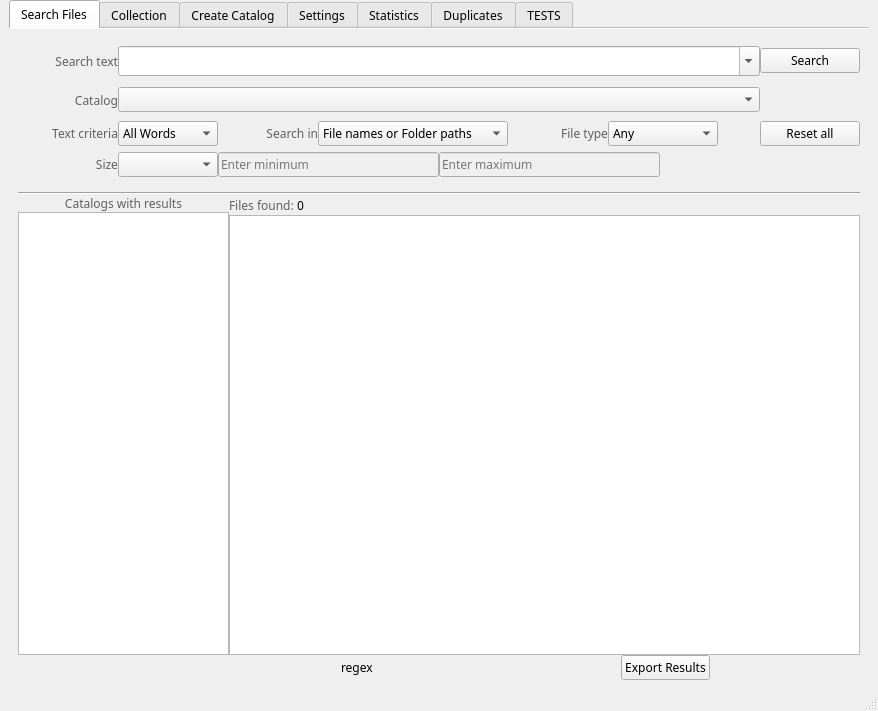
Before: the Qt Designer form mainwindow.ui in StephaneCouturier/Katalog, drawn with Qt 5.
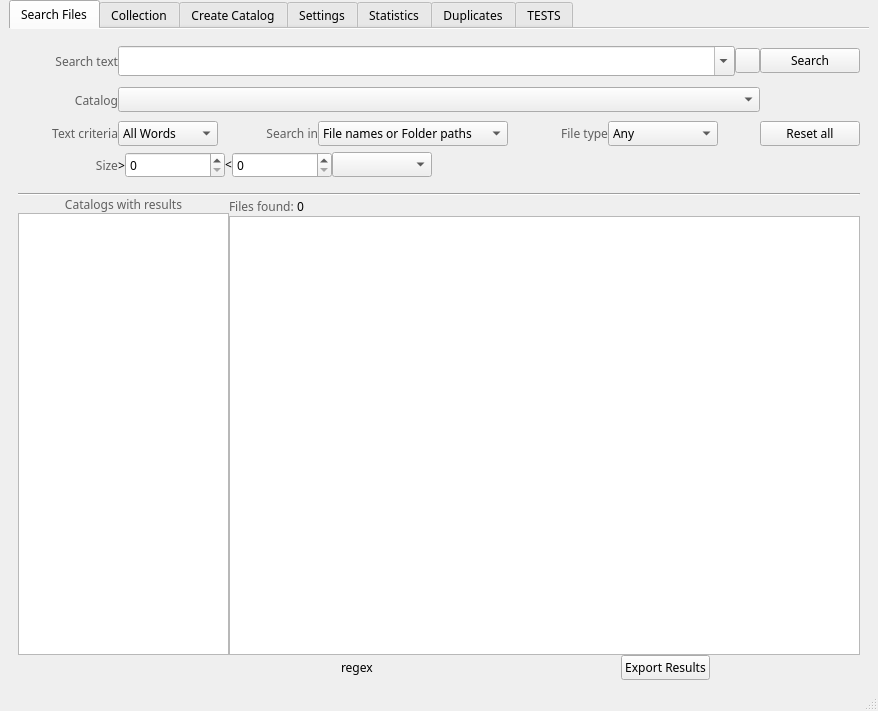
After: the same form once the commit is applied. The open tabs and pages were chosen to show the change. Icons and pictures are not drawn. Custom widgets are drawn as their Qt base class.

```diff
--- a/mainwindow.ui
+++ b/mainwindow.ui
@@ -190,6 +190,29 @@
               </property>
              </widget>
             </item>
+            <item>
+             <widget class="QPushButton" name="PB_GetTextFromClipboard">
+              <property name="maximumSize">
+               <size>
+                <width>25</width>
+                <height>16777215</height>
+               </size>
+              </property>
+              <property name="toolTip">
+               <string>Get the text from the clipboard</string>
+              </property>
+              <property name="whatsThis">
+               <string>Get the text from the clipboard</string>
+              </property>
+              <property name="text">
+               <string/>
+              </property>
+              <property name="icon">
+               <iconset theme="edit-paste">
+                <normaloff>.</normaloff>.</iconset>
+              </property>
+             </widget>
+            </item>
             <item>
              <widget class="QPushButton" name="PB_Search">
               <property name="sizePolicy">
@@ -576,7 +599,7 @@
             <item>
              <widget class="QLabel" name="L_Size">
               <property name="enabled">
-               <bool>false</bool>
+               <bool>true</bool>
               </property>
               <property name="sizePolicy">
                <sizepolicy hsizetype="Fixed" vsizetype="Preferred">
@@ -609,6 +632,46 @@
               </property>
              </widget>
             </item>
+            <item>
+             <widget class="QLabel" name="label_2">
+              <property name="text">
+               <string>&gt;</string>
+              </property>
+             </widget>
+            </item>
+            <item>
+             <widget class="QSpinBox" name="SB_MinimumSize">
+              <property name="minimumSize">
+               <size>
+                <width>100</width>
+                <height>0</height>
+               </size>
+              </property>
+              <property name="maximum">
+               <number>1000</number>
+              </property>
+             </widget>
+            </item>
+            <item>
+             <widget class="QLabel" name="label_5">
+              <property name="text">
+               <string>&lt;</string>
+              </property>
+             </widget>
+            </item>
+            <item>
+             <widget class="QSpinBox" name="SB_MaximumSize">
+              <property name="minimumSize">
+               <size>
+                <width>100</width>
+                <height>0</height>
+               </size>
+              </property>
+              <property name="maximum">
+               <number>1000</number>
+              </property>
+             </widget>
+            </item>
             <item>
              <widget class="QComboBox" name="CB_SizeUnit">
               <property name="minimumSize">
@@ -624,43 +687,13 @@
               </property>
              </widget>
             </item>
-            <item>
-             <widget class="QLineEdit" name="LE_MinimumSize">
-              <property name="enabled">
-               <bool>false</bool>
-              </property>
-              <property name="font">
-               <font>
-                <family>Noto Sans</family>
-               </font>
-              </property>
-              <property name="placeholderText">
-               <string>Enter minimum</string>
-              </property>
-             </widget>
-            </item>
-            <item>
-             <widget class="QLineEdit" name="LE_MaximumSize">
-              <property name="enabled">
-               <bool>false</bool>
-              </property>
-              <property name="font">
-               <font>
-                <family>Noto Sans</family>
-               </font>
-              </property>
-              <property name="placeholderText">
-               <string>Enter maximum</string>
-              </property>
-             </widget>
-            </item>
             <item>
              <spacer name="horizontalSpacer_8">
               <property name="orientation">
                <enum>Qt::Horizontal</enum>
               </property>
               <property name="sizeType">
-               <enum>QSizePolicy::Minimum</enum>
+               <enum>QSizePolicy::Expanding</enum>
               </property>
               <property name="sizeHint" stdset="0">
                <size>
```
Left out of the diff: 2 changed lines with no effect on the pictures.
